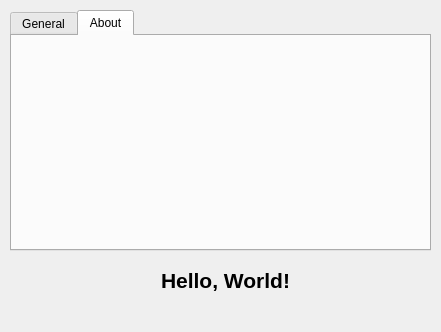
Above: mainwindow.ui from wudi-7mi/open_ra2ob_qt6 before the change. Below: the same form after it.
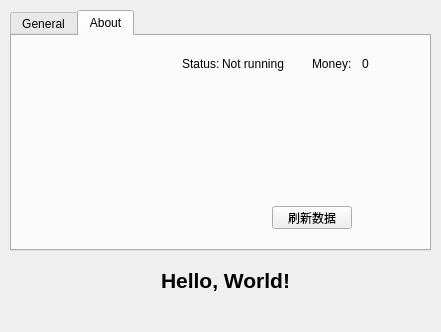
That is the form after the change. The open tabs and pages were chosen to show the change. Icons and pictures are not drawn. Custom widgets are drawn as their Qt base class.

Commit message: 简单测试在MainWindow中显示数据

Diff of the .ui file:
```diff
--- a/mainwindow.ui
+++ b/mainwindow.ui
@@ -112,7 +112,7 @@
      <widget class="QLabel" name="label_2">
       <property name="geometry">
        <rect>
-        <x>130</x>
+        <x>10</x>
         <y>20</y>
         <width>171</width>
         <height>171</height>
@@ -128,6 +128,91 @@
        <bool>true</bool>
       </property>
      </widget>
+     <widget class="QPushButton" name="btn_emit">
+      <property name="geometry">
+       <rect>
+        <x>260</x>
+        <y>170</y>
+        <width>80</width>
+        <height>23</height>
+       </rect>
+      </property>
+      <property name="text">
+       <string>刷新数据</string>
+      </property>
+     </widget>
+     <widget class="Unitblock" name="ub_01" native="true">
+      <property name="geometry">
+       <rect>
+        <x>220</x>
+        <y>60</y>
+        <width>78</width>
+        <height>89</height>
+       </rect>
+      </property>
+     </widget>
+     <widget class="Unitblock" name="ub_02" native="true">
+      <property name="geometry">
+       <rect>
+        <x>320</x>
+        <y>60</y>
+        <width>78</width>
+        <height>89</height>
+       </rect>
+      </property>
+     </widget>
+     <widget class="QLabel" name="status_label">
+      <property name="geometry">
+       <rect>
+        <x>170</x>
+        <y>20</y>
+        <width>53</width>
+        <height>15</height>
+       </rect>
+      </property>
+      <property name="text">
+       <string>Status:</string>
+      </property>
+     </widget>
+     <widget class="QLabel" name="status">
+      <property name="geometry">
+       <rect>
+        <x>210</x>
+        <y>20</y>
+        <width>71</width>
+        <height>16</height>
+       </rect>
+      </property>
+      <property name="text">
+       <string>Not running</string>
+      </property>
+     </widget>
+     <widget class="QLabel" name="money_label">
+      <property name="geometry">
+       <rect>
+        <x>300</x>
+        <y>20</y>
+        <width>51</width>
+        <height>16</height>
+       </rect>
+      </property>
+      <property name="text">
+       <string>Money:</string>
+      </property>
+     </widget>
+     <widget class="QLabel" name="money">
+      <property name="geometry">
+       <rect>
+        <x>350</x>
+        <y>20</y>
+        <width>51</width>
+        <height>16</height>
+       </rect>
+      </property>
+      <property name="text">
+       <string>0</string>
+      </property>
+     </widget>
     </widget>
    </widget>
   </widget>
@@ -142,6 +227,14 @@
    </property>
   </widget>
  </widget>
+ <customwidgets>
+  <customwidget>
+   <class>Unitblock</class>
+   <extends>QWidget</extends>
+   <header location="global">../unitblock.h</header>
+   <container>1</container>
+  </customwidget>
+ </customwidgets>
  <resources>
   <include location="resources.qrc"/>
  </resources>
```
Left out of the diff: 2 changed lines with no effect on the pictures. The commit also changes 251 other files.
